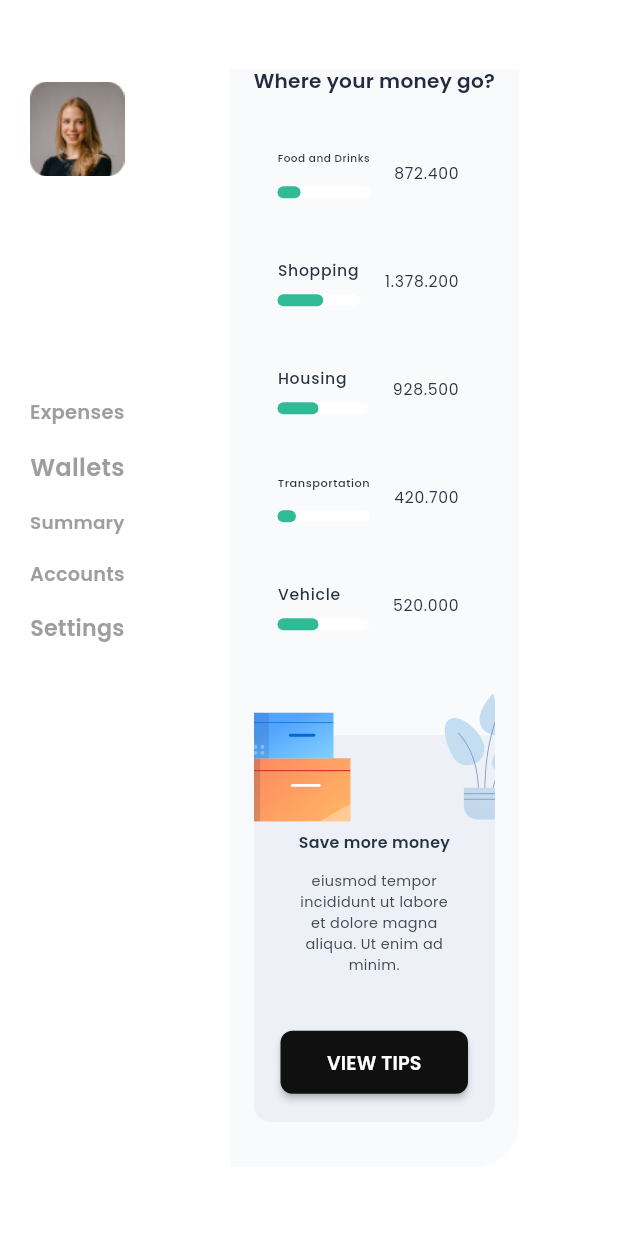
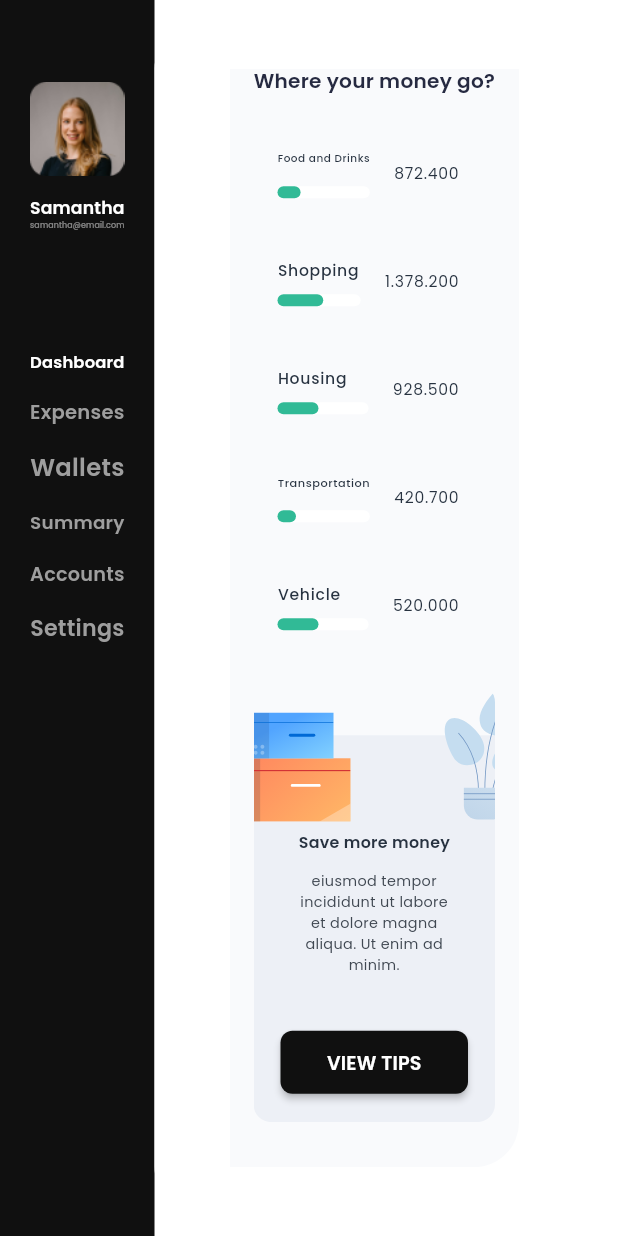
Before and after one commit to YasmeenGad/responsive_dashboard, a Flutter app: the TabletLayout screen opened directly, scrolled down 1258 dp, on a phone screen of 412 x 824 dp. Run offline on Flutter 3.47's test engine with Material 3 defaults, Android fonts, the phone set to English and light mode, and no system bars; our stand-ins replace flutter_svg, google_fonts.

Commit message:
finish mobile layout

```diff
--- a/lib/src/features/widgets/custome_drawer.dart
+++ b/lib/src/features/widgets/custome_drawer.dart
@@ -23,14 +23,15 @@ class _CustomeDrawerState extends State<CustomeDrawer> {
 
   @override
   Widget build(BuildContext context) {
-    return Padding(
-      padding: const EdgeInsets.only(top: 50, left: 20, right: 20),
-      child: Container(
-        color: Colors.transparent,
+    return Container(
+      color: AppColor.primaryColor,
       child: CustomScrollView(
         slivers: [
           SliverToBoxAdapter(
+            child: Padding(
+              padding: const EdgeInsets.only(top: 50, left: 20, right: 20),
               child: CustomeUserDetails(),
+            ),
           ),
           SliverToBoxAdapter(
             child: SizedBox(
@@ -51,7 +52,7 @@ class _CustomeDrawerState extends State<CustomeDrawer> {
                     });
                   },
                   child: Padding(
-                      padding: const EdgeInsets.only(bottom: 16),
+                    padding: const EdgeInsets.only(bottom: 16,left: 20, right: 20),
                     child: FittedBox(
                       fit: BoxFit.scaleDown,
                       alignment: Alignment.centerLeft,
@@ -74,7 +75,6 @@ class _CustomeDrawerState extends State<CustomeDrawer> {
           ),
         ],
       ),
-      ),
     );
   }
 }
```
Also changed, not shown: lib/src/features/pages/dashboard_view.dart (+30 -2 lines), lib/src/features/widgets/mobile_layout.dart (added, +24 -0 lines). Lines whose indentation alone changed are shown as unchanged.
